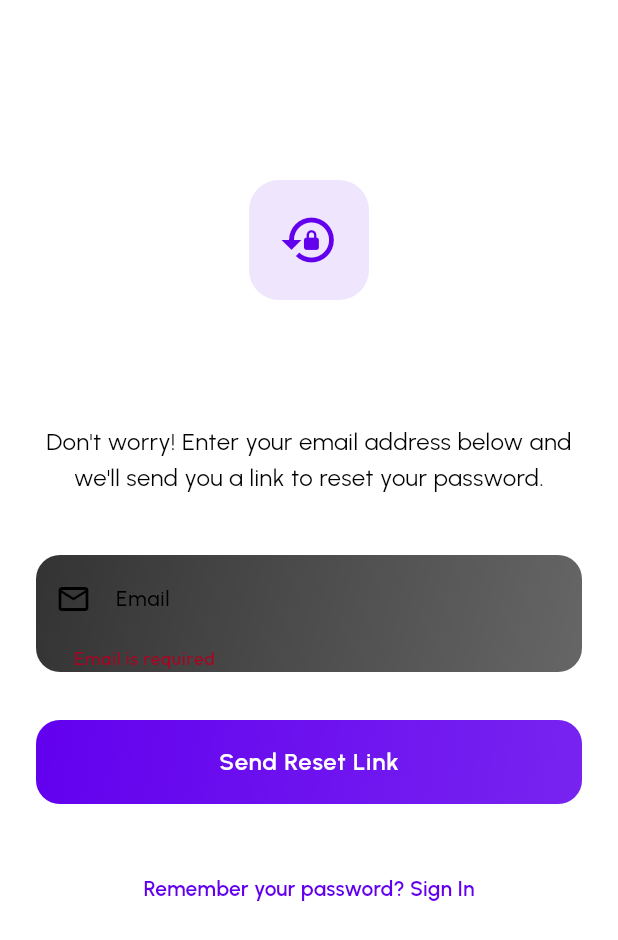
After one commit to igmoiiz/StepWise, a Flutter app: the ForgotPasswordPage screen opened directly, after a tap on "Send Reset Link", on a phone screen of 412 x 824 dp. The commit adds this screen. Shown: the top 940 px of the screen. Run offline on Flutter 3.47's test engine with Material 3 defaults, Android fonts, the phone set to English and light mode, and no system bars; our stand-ins replace firebase_auth, firebase_core, google_fonts; accounts and stored records are empty.

Commit message:
User Interface for signup page and fotgot password page implemented using clean code layered architecture and reuseable components - Moiz Baloch

```diff
--- a/lib/presentation/utilities/components/custom_input_field.dart
+++ b/lib/presentation/utilities/components/custom_input_field.dart
@@ -10,6 +10,7 @@ class CustomInputField extends StatefulWidget {
   final bool isPassword;
   final TextEditingController controller;
   final String? Function(String?)? validator;
+  final TextInputType? keyboardType;
 
   const CustomInputField({
     super.key,
@@ -19,6 +20,7 @@ class CustomInputField extends StatefulWidget {
     this.isPassword = false,
     required this.controller,
     this.validator,
+    this.keyboardType,
   });
 
   @override
@@ -81,6 +83,7 @@ class _CustomInputFieldState extends State<CustomInputField>
               controller: widget.controller,
               obscureText: widget.isPassword ? _isObscured : false,
               validator: widget.validator,
+              keyboardType: widget.keyboardType,
               onTap: () {
                 setState(() => _isFocused = true);
                 _animationController.forward();
--- /dev/null
+++ b/lib/presentation/utilities/components/validation_helper.dart
@@ -0,0 +1,41 @@
+class ValidationHelper {
+  static String? validateEmail(String? value) {
+    if (value == null || value.isEmpty) {
+      return 'Email is required';
+    }
+    if (!RegExp(r'^[\w-\.]+@([\w-]+\.)+[\w-]{2,4}$').hasMatch(value)) {
+      return 'Enter a valid email address';
+    }
+    return null;
+  }
+
+  static String? validatePassword(String? value) {
+    if (value == null || value.isEmpty) {
+      return 'Password is required';
+    }
+    if (value.length < 6) {
+      return 'Password must be at least 6 characters';
+    }
+    return null;
+  }
+
+  static String? validateConfirmPassword(String? value, String? password) {
+    if (value == null || value.isEmpty) {
+      return 'Please confirm your password';
+    }
+    if (value != password) {
+      return 'Passwords do not match';
+    }
+    return null;
+  }
+
+  static String? validateName(String? value) {
+    if (value == null || value.isEmpty) {
+      return 'Name is required';
+    }
+    if (value.length < 2) {
+      return 'Name must be at least 2 characters';
+    }
+    return null;
+  }
+}
--- /dev/null
+++ b/lib/presentation/view/authentication/forgot_password.dart
@@ -0,0 +1,320 @@
+// ignore_for_file: deprecated_member_use
+
+import 'package:flutter/material.dart';
+import 'package:google_fonts/google_fonts.dart';
+import 'package:stepwise/presentation/utilities/components/custom_animated_button.dart';
+import 'package:stepwise/presentation/utilities/components/custom_input_field.dart';
+import 'package:stepwise/presentation/utilities/components/validation_helper.dart';
+
+class ForgotPasswordPage extends StatefulWidget {
+  const ForgotPasswordPage({super.key});
+
+  @override
+  State<ForgotPasswordPage> createState() => _ForgotPasswordPageState();
+}
+
+class _ForgotPasswordPageState extends State<ForgotPasswordPage>
+    with TickerProviderStateMixin {
+  final _formKey = GlobalKey<FormState>();
+  final _emailController = TextEditingController();
+
+  late AnimationController _fadeController;
+  late AnimationController _slideController;
+  late Animation<double> _fadeAnimation;
+  late Animation<Offset> _slideAnimation;
+
+  bool _isLoading = false;
+  bool _emailSent = false;
+
+  @override
+  void initState() {
+    super.initState();
+    _initializeAnimations();
+  }
+
+  void _initializeAnimations() {
+    _fadeController = AnimationController(
+      duration: const Duration(milliseconds: 800),
+      vsync: this,
+    );
+
+    _slideController = AnimationController(
+      duration: const Duration(milliseconds: 1000),
+      vsync: this,
+    );
+
+    _fadeAnimation = Tween<double>(begin: 0.0, end: 1.0).animate(
+      CurvedAnimation(parent: _fadeController, curve: Curves.easeInOut),
+    );
+
+    _slideAnimation =
+        Tween<Offset>(begin: const Offset(0, 0.3), end: Offset.zero).animate(
+          CurvedAnimation(parent: _slideController, curve: Curves.easeOutCubic),
+        );
+
+    _fadeController.forward();
+    _slideController.forward();
+  }
+
+  @override
+  void dispose() {
+    _fadeController.dispose();
+    _slideController.dispose();
+    _emailController.dispose();
+    super.dispose();
+  }
+
+  void _handleResetPassword() async {
+    if (_formKey.currentState!.validate()) {
+      setState(() => _isLoading = true);
+      await Future.delayed(const Duration(seconds: 2));
+      setState(() {
+        _isLoading = false;
+        _emailSent = true;
+      });
+    }
+  }
+
+  void _handleResendEmail() async {
+    setState(() => _isLoading = true);
+    await Future.delayed(const Duration(seconds: 1));
+    setState(() => _isLoading = false);
+
+    if (mounted) {
+      ScaffoldMessenger.of(context).showSnackBar(
+        SnackBar(
+          content: Text(
+            'Reset email sent again!',
+            style: GoogleFonts.urbanist(fontWeight: FontWeight.w600),
+          ),
+          backgroundColor: Theme.of(context).colorScheme.secondary,
+        ),
+      );
+    }
+  }
+
+  @override
+  Widget build(BuildContext context) {
+    final colorScheme = Theme.of(context).colorScheme;
+
+    return Scaffold(
+      backgroundColor: colorScheme.surface,
+      appBar: AppBar(
+        backgroundColor: Colors.transparent,
+        elevation: 0,
+        leading: IconButton(
+          icon: Icon(Icons.arrow_back_ios, color: colorScheme.onPrimary),
+          onPressed: () => Navigator.pop(context),
+        ),
+      ),
+      body: SafeArea(
+        child: FadeTransition(
+          opacity: _fadeAnimation,
+          child: SlideTransition(
+            position: _slideAnimation,
+            child: SingleChildScrollView(
+              padding: const EdgeInsets.all(24),
+              child: Form(
+                key: _formKey,
+                child: Column(
+                  crossAxisAlignment: CrossAxisAlignment.start,
+                  children: [
+                    const SizedBox(height: 40),
+
+                    // Icon
+                    Center(
+                      child: Container(
+                        width: 80,
+                        height: 80,
+                        decoration: BoxDecoration(
+                          color: colorScheme.primary.withOpacity(0.1),
+                          borderRadius: BorderRadius.circular(20),
+                        ),
+                        child: Icon(
+                          _emailSent
+                              ? Icons.mark_email_read_outlined
+                              : Icons.lock_reset,
+                          size: 40,
+                          color: colorScheme.primary,
+                        ),
+                      ),
+                    ),
+
+                    const SizedBox(height: 32),
+
+                    Text(
+                      _emailSent ? 'Check Your Email' : 'Forgot Password?',
+                      style: GoogleFonts.urbanist(
+                        fontSize: 28,
+                        fontWeight: FontWeight.w700,
+                        color: colorScheme.onPrimary,
+                        height: 1.2,
+                      ),
+                      textAlign: TextAlign.center,
+                    ),
+
+                    const SizedBox(height: 16),
+
+                    Text(
+                      _emailSent
+                          ? 'We\'ve sent a password reset link to ${_emailController.text}. Check your inbox and follow the instructions to reset your password.'
+                          : 'Don\'t worry! Enter your email address below and we\'ll send you a link to reset your password.',
+                      style: GoogleFonts.urbanist(
+                        fontSize: 16,
+                        color: colorScheme.onTertiary,
+                        fontWeight: FontWeight.w400,
+                        height: 1.5,
+                      ),
+                      textAlign: TextAlign.center,
+                    ),
+
+                    const SizedBox(height: 40),
+
+                    if (!_emailSent) ...[
+                      CustomInputField(
+                        label: 'Email',
+                        hint: 'Enter your email address',
+                        icon: Icons.email_outlined,
+                        controller: _emailController,
+                        validator: ValidationHelper.validateEmail,
+                        keyboardType: TextInputType.emailAddress,
+                      ),
+
+                      const SizedBox(height: 32),
+
+                      CustomAnimatedButton(
+                        text: 'Send Reset Link',
+                        onPressed: _handleResetPassword,
+                        isLoading: _isLoading,
+                      ),
+                    ],
+
+                    if (_emailSent) ...[
+                      // Email sent success state
+                      Container(
+                        width: double.infinity,
+                        padding: const EdgeInsets.all(20),
+                        decoration: BoxDecoration(
+                          color: colorScheme.secondary.withOpacity(0.1),
+                          borderRadius: BorderRadius.circular(16),
+                          border: Border.all(
+                            color: colorScheme.secondary.withOpacity(0.3),
+                            width: 1,
+                          ),
+                        ),
+                        child: Column(
+                          children: [
+                            Icon(
+                              Icons.check_circle_outlined,
+                              color: colorScheme.secondary,
+                              size: 48,
+                            ),
+                            const SizedBox(height: 16),
+                            Text(
+                              'Email Sent Successfully!',
+                              style: GoogleFonts.urbanist(
+                                color: colorScheme.secondary,
+                                fontSize: 18,
+                                fontWeight: FontWeight.w600,
+                              ),
+                            ),
+                            const SizedBox(height: 8),
+                            Text(
+                              'The reset link will expire in 24 hours',
+                              style: GoogleFonts.urbanist(
+                                color: colorScheme.onTertiary,
+                                fontSize: 14,
+                              ),
+                            ),
+                          ],
+                        ),
+                      ),
+
+                      const SizedBox(height: 32),
+
+                      // Resend button
+                      TextButton(
+                        onPressed: _isLoading ? null : _handleResendEmail,
+                        child: _isLoading
+                            ? SizedBox(
+                                width: 20,
+                                height: 20,
+                                child: CircularProgressIndicator(
+                                  strokeWidth: 2,
+                                  valueColor: AlwaysStoppedAnimation<Color>(
+                                    colorScheme.primary,
+                                  ),
+                                ),
+                              )
+                            : Text(
+                                'Didn\'t receive the email? Resend',
+                                style: GoogleFonts.urbanist(
+                                  color: colorScheme.primary,
+                                  fontSize: 14,
+                                  fontWeight: FontWeight.w600,
+                                ),
+                              ),
+                      ),
+
+                      const SizedBox(height: 16),
+
+                      // Back to login button
+                      Container(
+                        width: double.infinity,
+                        height: 56,
+                        decoration: BoxDecoration(
+                          borderRadius: BorderRadius.circular(16),
+                          border: Border.all(
+                            color: colorScheme.primary.withOpacity(0.3),
+                            width: 1,
+                          ),
+                        ),
+                        child: ElevatedButton(
+                          onPressed: () => Navigator.pop(context),
+                          style: ElevatedButton.styleFrom(
+                            backgroundColor: Colors.transparent,
+                            shadowColor: Colors.transparent,
+                            shape: RoundedRectangleBorder(
+                              borderRadius: BorderRadius.circular(16),
+                            ),
+                          ),
+                          child: Text(
+                            'Back to Login',
+                            style: GoogleFonts.urbanist(
+                              color: colorScheme.primary,
+                              fontSize: 16,
+                              fontWeight: FontWeight.w600,
+                            ),
+                          ),
+                        ),
+                      ),
+                    ],
+
+                    const SizedBox(height: 32),
+
+                    if (!_emailSent)
+                      Center(
+                        child: TextButton(
+                          onPressed: () => Navigator.pop(context),
+                          child: Text(
+                            'Remember your password? Sign In',
+                            style: GoogleFonts.urbanist(
+                              color: colorScheme.primary,
+                              fontSize: 14,
+                              fontWeight: FontWeight.w600,
+                            ),
+                          ),
+                        ),
+                      ),
+
+                    const SizedBox(height: 24),
+                  ],
+                ),
+              ),
+            ),
+          ),
+        ),
+      ),
+    );
+  }
+}
```
Also changed, not shown: lib/presentation/view/authentication/sign_up.dart (added, +295 -0 lines).
